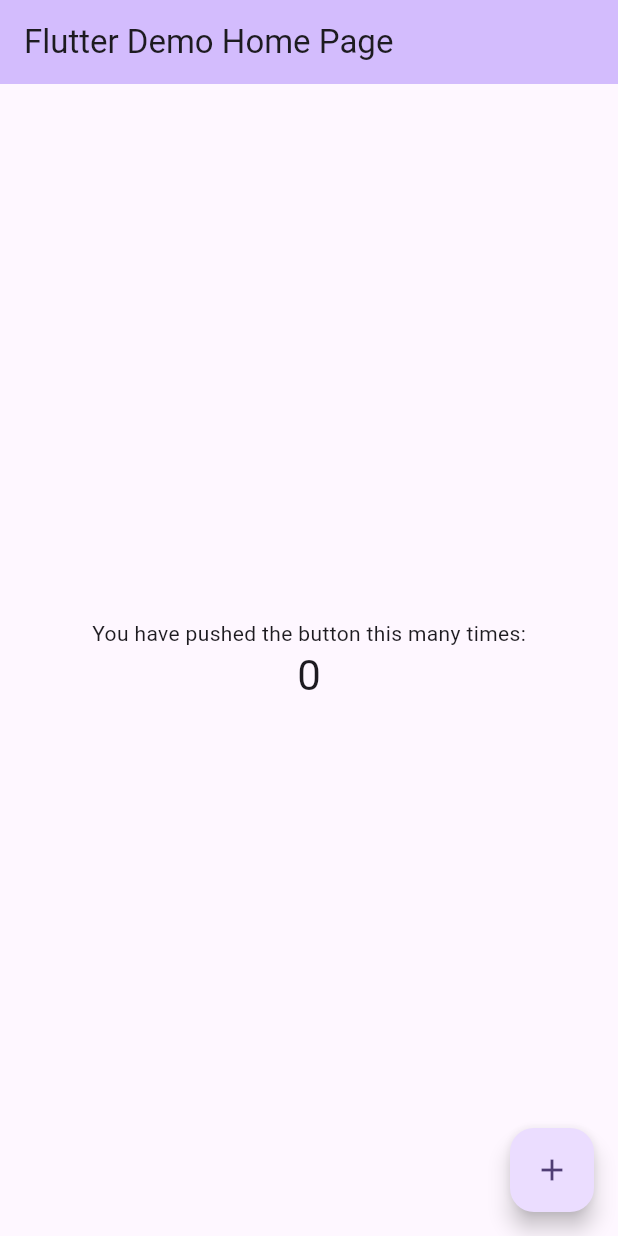
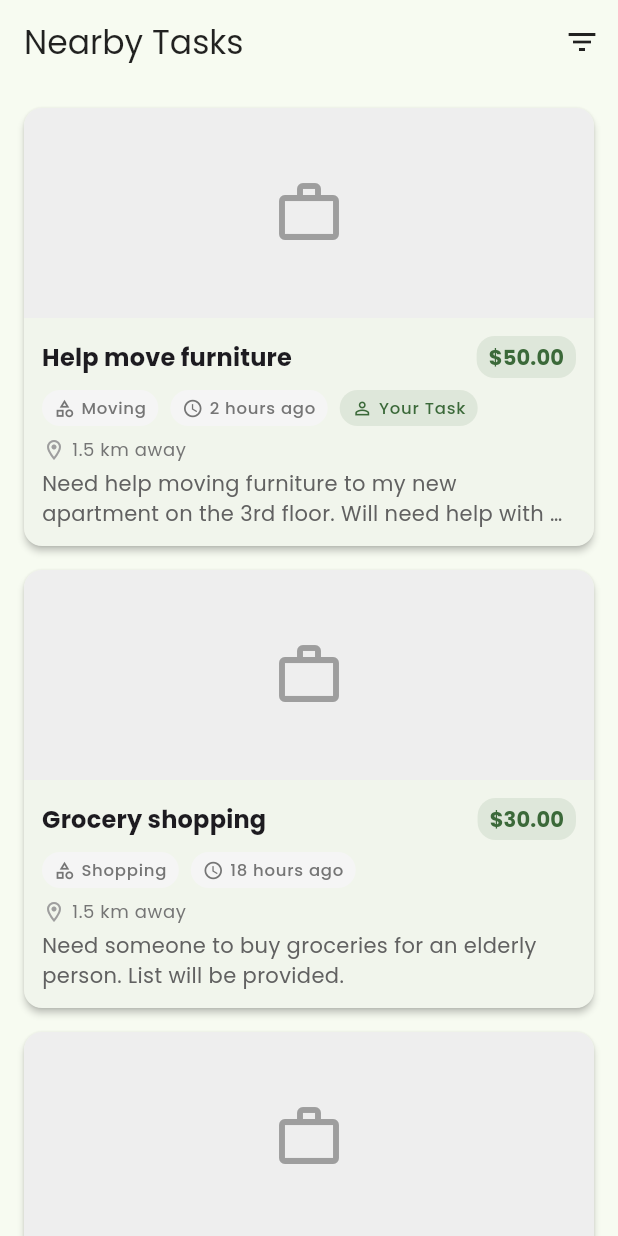
Before and after one commit to Chieyo/BidaTask, a Flutter app: the screen it shows after launch, on a phone screen of 412 x 824 dp. Run offline on Flutter 3.47's test engine with Material 3 defaults, Android fonts, the phone set to English and light mode, and no system bars; our stand-ins replace flutter_svg, google_fonts, google_maps_flutter.

Commit message:
feat[BIT-16]: Implement Task Card Component

```diff
--- /dev/null
+++ b/frontend/lib/domain/models/task_model.dart
@@ -0,0 +1,56 @@
+import 'package:google_maps_flutter/google_maps_flutter.dart';
+
+class Task {
+  final String id;
+  final String title;
+  final String description;
+  final double price;
+  final DateTime postedTime;
+  final LatLng location;
+  final String postedBy;
+  final String? imageUrl;
+  final String category;
+  final bool isMyTask;
+
+  Task({
+    required this.id,
+    required this.title,
+    required this.description,
+    required this.price,
+    required this.postedTime,
+    required this.location,
+    required this.postedBy,
+    this.imageUrl,
+    required this.category,
+    this.isMyTask = false,
+  });
+
+  // Helper method to calculate time ago
+  String get timeAgo {
+    final now = DateTime.now();
+    final difference = now.difference(postedTime);
+
+    if (difference.inDays > 30) {
+      return '${(difference.inDays / 30).floor()} months ago';
+    } else if (difference.inDays > 0) {
+      return '${difference.inDays} days ago';
+    } else if (difference.inHours > 0) {
+      return '${difference.inHours} hours ago';
+    } else if (difference.inMinutes > 0) {
+      return '${difference.inMinutes} minutes ago';
+    } else {
+      return 'Just now';
+    }
+  }
+
+  // Helper method to format price
+  String get formattedPrice => '\$${price.toStringAsFixed(2)}';
+
+  // Helper method to calculate distance (you'll implement the actual calculation later)
+  String getDistanceFrom(LatLng userLocation) {
+    // This is a placeholder - you'll implement actual distance calculation
+    // using the haversine formula or a geolocation package
+    final distanceInKm = 1.5; // Example distance
+    return '${distanceInKm.toStringAsFixed(1)} km away';
+  }
+}
--- a/frontend/lib/main.dart
+++ b/frontend/lib/main.dart
@@ -1,4 +1,7 @@
 import 'package:flutter/material.dart';
+import 'package:google_fonts/google_fonts.dart';
+
+import 'presentation/screens/task_feed_screen.dart';
 
 void main() {
   runApp(const MyApp());
@@ -7,116 +10,34 @@ void main() {
 class MyApp extends StatelessWidget {
   const MyApp({super.key});
 
-  // This widget is the root of your application.
   @override
   Widget build(BuildContext context) {
     return MaterialApp(
-      title: 'Flutter Demo',
+      title: 'BidaTask',
+      debugShowCheckedModeBanner: false,
       theme: ThemeData(
-        // This is the theme of your application.
-        //
-        // TRY THIS: Try running your application with "flutter run". You'll see
-        // the application has a purple toolbar. Then, without quitting the app,
-        // try changing the seedColor in the colorScheme below to Colors.green
-        // and then invoke "hot reload" (save your changes or press the "hot
-        // reload" button in a Flutter-supported IDE, or press "r" if you used
-        // the command line to start the app).
-        //
-        // Notice that the counter didn't reset back to zero; the application
-        // state is not lost during the reload. To reset the state, use hot
-        // restart instead.
-        //
-        // This works for code too, not just values: Most code changes can be
-        // tested with just a hot reload.
-        colorScheme: ColorScheme.fromSeed(seedColor: Colors.deepPurple),
+        useMaterial3: true,
+        colorScheme: ColorScheme.fromSeed(
+          seedColor: const Color(0xFF4CAF50), // Green color
+          brightness: Brightness.light,
+        ),
+        textTheme: GoogleFonts.poppinsTextTheme(
+          Theme.of(context).textTheme,
+        ),
+        appBarTheme: const AppBarTheme(
+          centerTitle: false,
+          elevation: 0,
+          backgroundColor: Colors.transparent,
+          foregroundColor: Colors.black87,
+        ),
+        cardTheme: CardTheme(
+          elevation: 2,
+          shape: RoundedRectangleBorder(
+            borderRadius: BorderRadius.circular(12),
+          ),
+        ),
       ),
-      home: const MyHomePage(title: 'Flutter Demo Home Page'),
+      home: const TaskFeedScreen(),
     );
   }
 }
-
-class MyHomePage extends StatefulWidget {
-  const MyHomePage({super.key, required this.title});
-
-  // This widget is the home page of your application. It is stateful, meaning
-  // that it has a State object (defined below) that contains fields that affect
-  // how it looks.
-
-  // This class is the configuration for the state. It holds the values (in this
-  // case the title) provided by the parent (in this case the App widget) and
-  // used by the build method of the State. Fields in a Widget subclass are
-  // always marked "final".
-
-  final String title;
-
-  @override
-  State<MyHomePage> createState() => _MyHomePageState();
-}
-
-class _MyHomePageState extends State<MyHomePage> {
-  int _counter = 0;
-
-  void _incrementCounter() {
-    setState(() {
-      // This call to setState tells the Flutter framework that something has
-      // changed in this State, which causes it to rerun the build method below
-      // so that the display can reflect the updated values. If we changed
-      // _counter without calling setState(), then the build method would not be
-      // called again, and so nothing would appear to happen.
-      _counter++;
-    });
-  }
-
-  @override
-  Widget build(BuildContext context) {
-    // This method is rerun every time setState is called, for instance as done
-    // by the _incrementCounter method above.
-    //
-    // The Flutter framework has been optimized to make rerunning build methods
-    // fast, so that you can just rebuild anything that needs updating rather
-    // than having to individually change instances of widgets.
-    return Scaffold(
-      appBar: AppBar(
-        // TRY THIS: Try changing the color here to a specific color (to
-        // Colors.amber, perhaps?) and trigger a hot reload to see the AppBar
-        // change color while the other colors stay the same.
-        backgroundColor: Theme.of(context).colorScheme.inversePrimary,
-        // Here we take the value from the MyHomePage object that was created by
-        // the App.build method, and use it to set our appbar title.
-        title: Text(widget.title),
-      ),
-      body: Center(
-        // Center is a layout widget. It takes a single child and positions it
-        // in the middle of the parent.
-        child: Column(
-          // Column is also a layout widget. It takes a list of children and
-          // arranges them vertically. By default, it sizes itself to fit its
-          // children horizontally, and tries to be as tall as its parent.
-          //
-          // Column has various properties to control how it sizes itself and
-          // how it positions its children. Here we use mainAxisAlignment to
-          // center the children vertically; the main axis here is the vertical
-          // axis because Columns are vertical (the cross axis would be
-          // horizontal).
-          //
-          // TRY THIS: Invoke "debug painting" (choose the "Toggle Debug Paint"
-          // action in the IDE, or press "p" in the console), to see the
-          // wireframe for each widget.
-          mainAxisAlignment: MainAxisAlignment.center,
-          children: <Widget>[
-            const Text('You have pushed the button this many times:'),
-            Text(
-              '$_counter',
-              style: Theme.of(context).textTheme.headlineMedium,
-            ),
-          ],
-        ),
-      ),
-      floatingActionButton: FloatingActionButton(
-        onPressed: _incrementCounter,
-        tooltip: 'Increment',
-        child: const Icon(Icons.add),
-      ), // This trailing comma makes auto-formatting nicer for build methods.
-    );
-  }
-}
--- /dev/null
+++ b/frontend/lib/presentation/screens/task_feed_screen.dart
@@ -0,0 +1,165 @@
+import 'package:flutter/material.dart';
+import 'package:google_maps_flutter/google_maps_flutter.dart';
+
+import '../../../domain/models/task_model.dart';
+import '../widgets/task/task_card.dart';
+
+class TaskFeedScreen extends StatefulWidget {
+  const TaskFeedScreen({Key? key}) : super(key: key);
+
+  @override
+  State<TaskFeedScreen> createState() => _TaskFeedScreenState();
+}
+
+class _TaskFeedScreenState extends State<TaskFeedScreen> {
+  late List<Task> _sampleTasks;
+
+  @override
+  void initState() {
+    super.initState();
+    _sampleTasks = [
+      Task(
+        id: '1',
+        title: 'Help move furniture',
+        description: 'Need help moving furniture to my new apartment on the 3rd floor. Will need help with a couch, bed, and some boxes.',
+        price: 50.0,
+        postedTime: DateTime(2025, 10, 25, 8, 30),
+        location: const LatLng(14.5995, 120.9842), // Sample Manila coordinates
+        postedBy: 'user123',
+        category: 'Moving',
+        isMyTask: true,
+      ),
+      Task(
+        id: '2',
+        title: 'Grocery shopping',
+        description: 'Need someone to buy groceries for an elderly person. List will be provided.',
+        price: 30.0,
+        postedTime: DateTime(2025, 10, 24, 15, 45),
+        location: const LatLng(14.6012, 120.9867),
+        postedBy: 'user456',
+        category: 'Shopping',
+      ),
+      Task(
+        id: '3',
+        title: 'Tutoring in Math',
+        description: 'Looking for a math tutor for my high school son. Topics: Algebra and Geometry.',
+        price: 40.0,
+        postedTime: DateTime(2025, 10, 23, 10, 15),
+        location: const LatLng(14.5980, 120.9820),
+        postedBy: 'user789',
+        category: 'Education',
+      ),
+    ];
+  }
+
+  @override
+  Widget build(BuildContext context) {
+    // Sample current user location (you'll replace this with actual location later)
+    final currentLocation = const LatLng(14.6000, 120.9842);
+
+    return Scaffold(
+      appBar: AppBar(
+        title: const Text('Nearby Tasks'),
+        actions: [
+          IconButton(
+            icon: const Icon(Icons.filter_list),
+            onPressed: () {
+              // Will implement filter functionality later
+            },
+          ),
+        ],
+      ),
+      body: ListView.builder(
+        padding: const EdgeInsets.symmetric(vertical: 8),
+        itemCount: _sampleTasks.length,
+        itemBuilder: (context, index) {
+          final task = _sampleTasks[index];
+          return TaskCard(
+            task: task,
+            currentUserLocation: currentLocation,
+            onTap: () {
+              // Handle task tap
+              _showTaskDetails(context, task);
+            },
+          );
+        },
+      ),
+    );
+  }
+
+  void _showTaskDetails(BuildContext context, Task task) {
+    showModalBottomSheet(
+      context: context,
+      isScrollControlled: true,
+      builder: (context) => DraggableScrollableSheet(
+        initialChildSize: 0.4,
+        minChildSize: 0.3,
+        maxChildSize: 0.9,
+        expand: false,
+        builder: (_, controller) => SingleChildScrollView(
+          controller: controller,
+          child: Padding(
+            padding: const EdgeInsets.all(16.0),
+            child: Column(
+              crossAxisAlignment: CrossAxisAlignment.start,
+              children: [
+                Center(
+                  child: Container(
+                    width: 40,
+                    height: 5,
+                    decoration: BoxDecoration(
+                      color: Colors.grey[400],
+                      borderRadius: BorderRadius.circular(2.5),
+                    ),
+                  ),
+                ),
+                const SizedBox(height: 16),
+                Text(
+                  task.title,
+                  style: Theme.of(context).textTheme.headlineSmall?.copyWith(
+                        fontWeight: FontWeight.bold,
+                      ),
+                ),
+                const SizedBox(height: 8),
+                Text(
+                  'Posted ${task.timeAgo} • ${task.getDistanceFrom(const LatLng(14.6000, 120.9842))}',
+                  style: Theme.of(context).textTheme.bodyMedium?.copyWith(
+                        color: Colors.grey[600],
+                      ),
+                ),
+                const SizedBox(height: 16),
+                const Divider(),
+                const SizedBox(height: 8),
+                Text(
+                  'Description',
+                  style: Theme.of(context).textTheme.titleMedium?.copyWith(
+                        fontWeight: FontWeight.bold,
+                      ),
+                ),
+                const SizedBox(height: 8),
+                Text(task.description),
+                const SizedBox(height: 24),
+                SizedBox(
+                  width: double.infinity,
+                  child: ElevatedButton(
+                    onPressed: () {
+                      // Handle task acceptance
+                      Navigator.pop(context);
+                      ScaffoldMessenger.of(context).showSnackBar(
+                        const SnackBar(
+                          content: Text('Task accepted!'),
+                          duration: Duration(seconds: 2),
+                        ),
+                      );
+                    },
+                    child: const Text('Accept Task'),
+                  ),
+                ),
+              ],
+            ),
+          ),
+        ),
+      ),
+    );
+  }
+}
--- /dev/null
+++ b/frontend/lib/presentation/widgets/task/task_card.dart
@@ -0,0 +1,234 @@
+import 'package:flutter/material.dart';
+import 'package:flutter_svg/flutter_svg.dart';
+import 'package:intl/intl.dart';
+import 'package:google_maps_flutter/google_maps_flutter.dart';
+
+import '../../../../domain/models/task_model.dart';
+
+class TaskCard extends StatelessWidget {
+  final Task task;
+  final VoidCallback? onTap;
+  final LatLng? currentUserLocation;
+
+  const TaskCard({
+    Key? key,
+    required this.task,
+    this.onTap,
+    this.currentUserLocation,
+  }) : super(key: key);
+
+  @override
+  Widget build(BuildContext context) {
+    final theme = Theme.of(context);
+
+    return Card(
+      margin: const EdgeInsets.symmetric(horizontal: 16, vertical: 8),
+      elevation: 2,
+      shape: RoundedRectangleBorder(
+        borderRadius: BorderRadius.circular(12),
+      ),
+      child: InkWell(
+        onTap: onTap,
+        borderRadius: BorderRadius.circular(12),
+        child: Column(
+          crossAxisAlignment: CrossAxisAlignment.start,
+          children: [
+            // Task Image
+            ClipRRect(
+              borderRadius: const BorderRadius.vertical(top: Radius.circular(12)),
+              child: Container(
+                height: 140,
+                width: double.infinity,
+                color: Colors.grey[200],
+                child: task.imageUrl != null
+                    ? Image.network(
+                        task.imageUrl!,
+                        fit: BoxFit.cover,
+                        errorBuilder: (context, error, stackTrace) => const Icon(
+                          Icons.image_not_supported,
+                          size: 48,
+                          color: Colors.grey,
+                        ),
+                      )
+                    : const Icon(
+                        Icons.work_outline,
+                        size: 48,
+                        color: Colors.grey,
+                      ),
+              ),
+            ),
+
+            // Task Details
+            Padding(
+              padding: const EdgeInsets.all(12),
+              child: Column(
+                crossAxisAlignment: CrossAxisAlignment.start,
+                children: [
+                  // Title and Price
+                  Row(
+                    mainAxisAlignment: MainAxisAlignment.spaceBetween,
+                    children: [
+                      Expanded(
+                        child: Text(
+                          task.title,
+                          style: theme.textTheme.titleMedium?.copyWith(
+                            fontWeight: FontWeight.bold,
+                          ),
+                          maxLines: 1,
+                          overflow: TextOverflow.ellipsis,
+                        ),
+                      ),
+                      Container(
+                        padding: const EdgeInsets.symmetric(
+                          horizontal: 8,
+                          vertical: 4,
+                        ),
+                        decoration: BoxDecoration(
+                          color: theme.primaryColor.withOpacity(0.1),
+                          borderRadius: BorderRadius.circular(12),
+                        ),
+                        child: Text(
+                          task.formattedPrice,
+                          style: theme.textTheme.titleSmall?.copyWith(
+                            color: theme.primaryColor,
+                            fontWeight: FontWeight.bold,
+                          ),
+                        ),
+                      ),
+                    ],
+                  ),
+
+                  const SizedBox(height: 8),
+
+                  // Category and Time
+                  Row(
+                    children: [
+                      _buildInfoChip(
+                        icon: Icons.category_outlined,
+                        text: task.category,
+                        theme: theme,
+                      ),
+                      const SizedBox(width: 8),
+                      _buildInfoChip(
+                        icon: Icons.access_time,
+                        text: task.timeAgo,
+                        theme: theme,
+                      ),
+                      if (task.isMyTask) ...[
+                        const SizedBox(width: 8),
+                        _buildInfoChip(
+                          icon: Icons.person_outline,
+                          text: 'Your Task',
+                          theme: theme,
+                          isHighlighted: true,
+                        ),
+                      ],
+                    ],
+                  ),
+
+                  const SizedBox(height: 8),
+
+                  // Location and Distance
+                  if (currentUserLocation != null) ...[
+                    Row(
+                      children: [
+                        const Icon(
+                          Icons.location_on_outlined,
+                          size: 16,
+                          color: Colors.grey,
+                        ),
+                        const SizedBox(width: 4),
+                        Text(
+                          task.getDistanceFrom(currentUserLocation!),
+                          style: theme.textTheme.bodySmall?.copyWith(
+                            color: Colors.grey[600],
+                          ),
+                        ),
+                      ],
+                    ),
+                    const SizedBox(height: 4),
+                  ],
+
+                  // Description (truncated)
+                  Text(
+                    task.description,
+                    maxLines: 2,
+                    overflow: TextOverflow.ellipsis,
+                    style: theme.textTheme.bodyMedium?.copyWith(
+                      color: Colors.grey[700],
+                    ),
+                  ),
+                ],
+              ),
+            ),
+          ],
+        ),
+      ),
+    );
+  }
+
+  Widget _buildInfoChip({
+    required IconData icon,
+    required String text,
+    required ThemeData theme,
+    bool isHighlighted = false,
+  }) {
+    return Container(
+      padding: const EdgeInsets.symmetric(horizontal: 8, vertical: 4),
+      decoration: BoxDecoration(
+        color: isHighlighted
+            ? theme.primaryColor.withOpacity(0.1)
+            : Colors.grey[100],
+        borderRadius: BorderRadius.circular(12),
+      ),
+      child: Row(
+        mainAxisSize: MainAxisSize.min,
+        children: [
+          Icon(
+            icon,
+            size: 14,
+            color: isHighlighted ? theme.primaryColor : Colors.grey[600],
+          ),
+          const SizedBox(width: 4),
+          Text(
+            text,
+            style: theme.textTheme.labelSmall?.copyWith(
+              color: isHighlighted ? theme.primaryColor : Colors.grey[600],
+            ),
+          ),
+        ],
+      ),
+    );
+  }
+}
+
+// Example usage in a ListView:
+class TaskList extends StatelessWidget {
+  final List<Task> tasks;
+  final LatLng? currentLocation;
+
+  const TaskList({
+    Key? key,
+    required this.tasks,
+    this.currentLocation,
+  }) : super(key: key);
+
+  @override
+  Widget build(BuildContext context) {
+    return ListView.builder(
+      padding: const EdgeInsets.symmetric(vertical: 8),
+      itemCount: tasks.length,
+      itemBuilder: (context, index) {
+        final task = tasks[index];
+        return TaskCard(
+          task: task,
+          currentUserLocation: currentLocation,
+          onTap: () {
+            // Handle task tap
+            // Navigator.push(...);
+          },
+        );
+      },
+    );
+  }
+}
```
Also changed, not shown: frontend/pubspec.yaml (+7 -5 lines), frontend/pubspec.lock, 2 other files.
